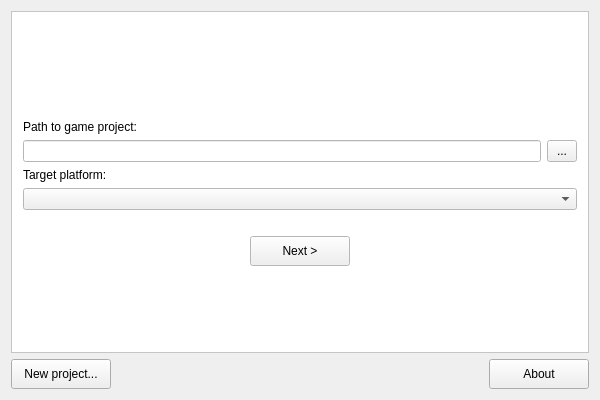
stepanp/luna2d, file tools/DeployTool/ui/mainwindow.ui: the form before one commit.
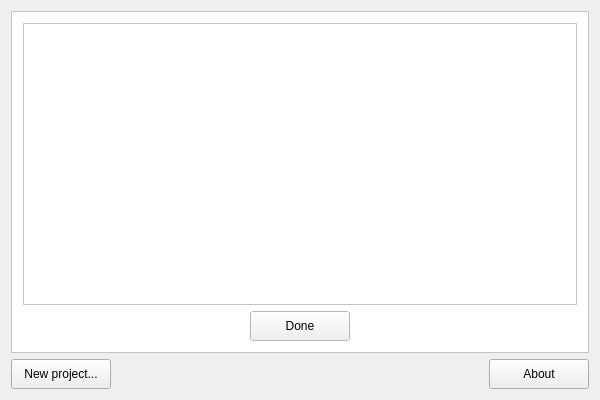
The form after the commit. The open tabs and pages were chosen to show the change.

Diff of the .ui file:
```diff
--- a/tools/DeployTool/ui/mainwindow.ui
+++ b/tools/DeployTool/ui/mainwindow.ui
@@ -431,6 +431,26 @@
         </item>
        </layout>
       </widget>
+      <widget class="QWidget" name="pageOutput">
+       <layout class="QGridLayout" name="gridLayout_4">
+        <item row="1" column="0" alignment="Qt::AlignHCenter">
+         <widget class="QPushButton" name="btnDone">
+          <property name="minimumSize">
+           <size>
+            <width>100</width>
+            <height>30</height>
+           </size>
+          </property>
+          <property name="text">
+           <string>Done</string>
+          </property>
+         </widget>
+        </item>
+        <item row="0" column="0">
+         <widget class="QTextBrowser" name="txtOutput"/>
+        </item>
+       </layout>
+      </widget>
      </widget>
     </item>
    </layout>
```
Left out of the diff: 16 changed lines with no effect on the pictures.
